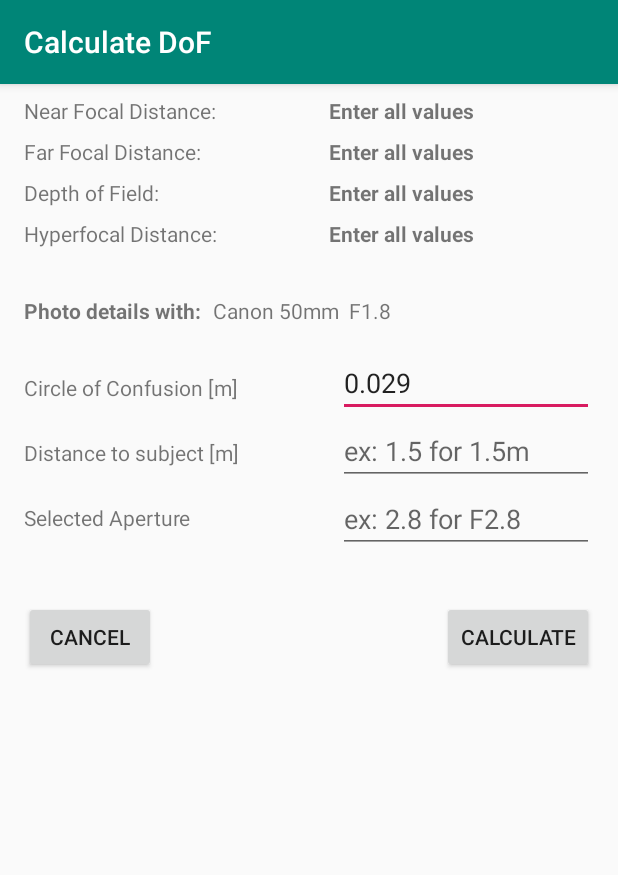
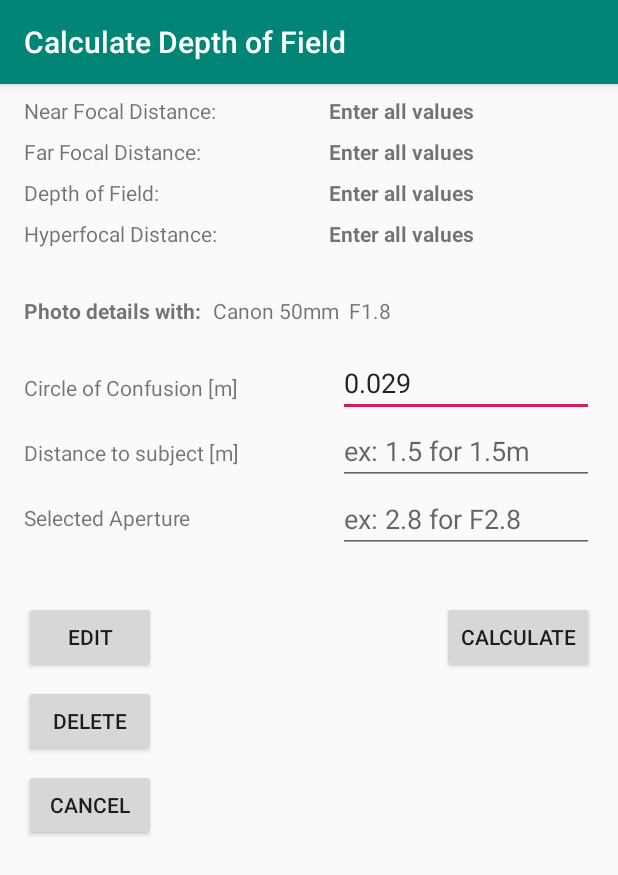
Before and after one commit to a-dhami/DoFAndroidApp, an Android app: the screen it shows after launch (calcLens), after a tap on an icon or button, on a phone screen of 412 x 824 dp. Shown: the top 875 px of the screen. Run offline under Robolectric (Android 15) with nearby library versions, the phone set to English and light mode, and no system bars.

Commit message:
Addition of Edit and Delete Lens Feature, along with instructions if Lens List is empty.

```diff
--- a/app/src/main/java/com/akash/lens/MainActivity.java
+++ b/app/src/main/java/com/akash/lens/MainActivity.java
@@ -82,6 +82,8 @@ public class MainActivity extends AppCompatActivity {
         //ListView Configure
 
         ListView list = (ListView) findViewById(R.id.listViewMain);
+        TextView emptyText = (TextView) findViewById(R.id.textView_EmptyList);
+        list.setEmptyView(emptyText);
         list.setAdapter(adapter);
 
     }
--- a/app/src/main/java/com/akash/lens/calcLens.java
+++ b/app/src/main/java/com/akash/lens/calcLens.java
@@ -52,6 +52,29 @@ public class calcLens extends AppCompatActivity {
         setCalculateButton(manager);
 
         setCancelButton();
+
+        setDeleteButton(manager);
+
+        setEditButton();
+
+    }
+
+    private void setDeleteButton(LensManager manager) {
+        Button delete = findViewById(R.id.button_Delete);
+        delete.setOnClickListener(v -> {
+            manager.remove(lensNum);
+            finish();
+        });
+    }
+
+
+    private void setEditButton() {
+        Button edit = findViewById(R.id.button_Edit);
+        edit.setOnClickListener(v -> {
+            Intent i = addLens.makeLaunchIntent(calcLens.this, lensNum);
+            startActivity(i);
+            finish();
+        });
 
     }
 
@@ -112,7 +135,7 @@ public class calcLens extends AppCompatActivity {
 
     private void extractDataFromIntent() {
         Intent intent = getIntent();
-        lensNum = intent.getIntExtra(EXTRA_LENSPOSITION,-1);
+        lensNum = intent.getIntExtra(EXTRA_LENSPOSITION,-2);
     }
 
     private String formatM(double distanceInM) {
--- a/app/src/main/java/com/akash/lens/model/LensManager.java
+++ b/app/src/main/java/com/akash/lens/model/LensManager.java
@@ -25,9 +25,18 @@ public class LensManager<Lenses> implements Iterable<Lens> {
         lenses.add(lens);
     }
 
-    public Lens get(int l)
-    {
+    public void remove(int i){
+        lenses.remove(i);
+    }
+
+    public void set(int i, String m, double a, int f){
+        Lens l = new Lens(m,a,f);
+        lenses.set(i,l);
+    }
+
+    public Lens get(int l) {
         return lenses.get(l);
+
     }
 
     @Override
--- a/app/src/main/res/layout/content_calc_lens.xml
+++ b/app/src/main/res/layout/content_calc_lens.xml
@@ -80,13 +80,6 @@
         android:textStyle="bold"
         app:layout_constraintEnd_toEndOf="parent"
         app:layout_constraintTop_toBottomOf="@+id/textView_FFDValue" />
-
-    <androidx.constraintlayout.widget.Guideline
-        android:id="@+id/guideline3"
-        android:layout_width="wrap_content"
-        android:layout_height="wrap_content"
-        android:orientation="horizontal"
-        app:layout_constraintGuide_begin="128dp" />
 
     <TextView
         android:id="@+id/textView_PhotoDetails"
@@ -202,9 +195,29 @@
         android:layout_width="wrap_content"
         android:layout_height="wrap_content"
         android:layout_marginStart="16dp"
+        android:layout_marginTop="8dp"
+        android:text="@string/txt_Cancel"
+        app:layout_constraintStart_toStartOf="parent"
+        app:layout_constraintTop_toBottomOf="@+id/button_Delete" />
+
+    <Button
+        android:id="@+id/button_Edit"
+        android:layout_width="wrap_content"
+        android:layout_height="wrap_content"
+        android:layout_marginStart="16dp"
         android:layout_marginTop="32dp"
-        android:text="@string/txt_Cancel"
+        android:text="EDIT"
         app:layout_constraintStart_toStartOf="parent"
         app:layout_constraintTop_toBottomOf="@+id/editText_SAValue" />
 
+    <Button
+        android:id="@+id/button_Delete"
+        android:layout_width="wrap_content"
+        android:layout_height="wrap_content"
+        android:layout_marginStart="16dp"
+        android:layout_marginTop="8dp"
+        android:text="DELETE"
+        app:layout_constraintStart_toStartOf="parent"
+        app:layout_constraintTop_toBottomOf="@+id/button_Edit" />
+
 </androidx.constraintlayout.widget.ConstraintLayout>
--- a/app/src/main/res/values/strings.xml
+++ b/app/src/main/res/values/strings.xml
@@ -2,7 +2,7 @@
     <string name="app_name">Depth of Field Calculator</string>
     <string name="action_settings">Settings</string>
     <string name="title_activity_add_lens">Add Lens</string>
-    <string name="title_activity_calc_lens">Calculate DoF</string>
+    <string name="title_activity_calc_lens">Calculate Depth of Field</string>
     <string name="txt_hfd">Hyperfocal Distance:</string>
     <string name="txt_dof">Depth of Field:</string>
     <string name="txt_ffd">Far Focal Distance:</string>
@@ -17,4 +17,6 @@
     <string name="txt_SAsample">ex: 2.8 for F2.8</string>
     <string name="txt_calculate">Calculate</string>
     <string name="txt_Cancel">Cancel</string>
+    <string name="txt_emptyList">Add a lens using the +button to populate the list</string>
+    <string name="txt_select">Select a lens to use:</string>
 </resources>
```
Also changed, not shown: app/src/main/java/com/akash/lens/addLens.java (+63 -4 lines), app/src/main/res/layout/content_main.xml (+13 -1 lines).
